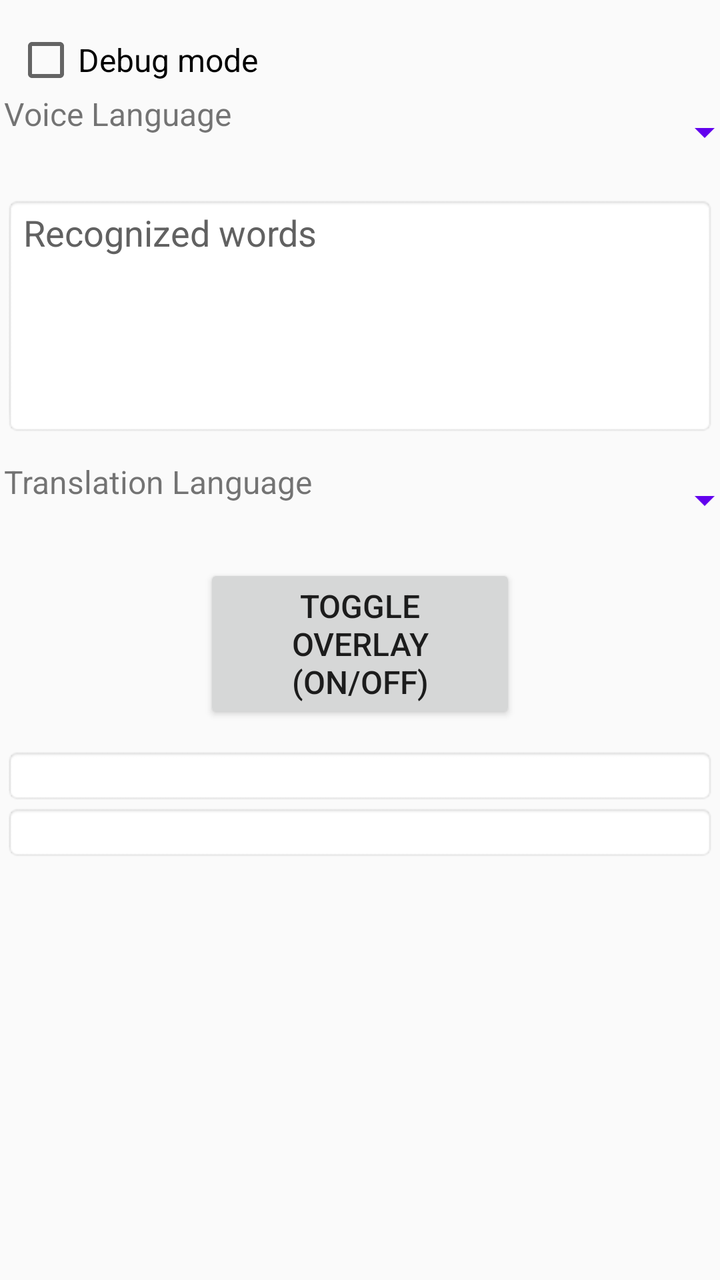
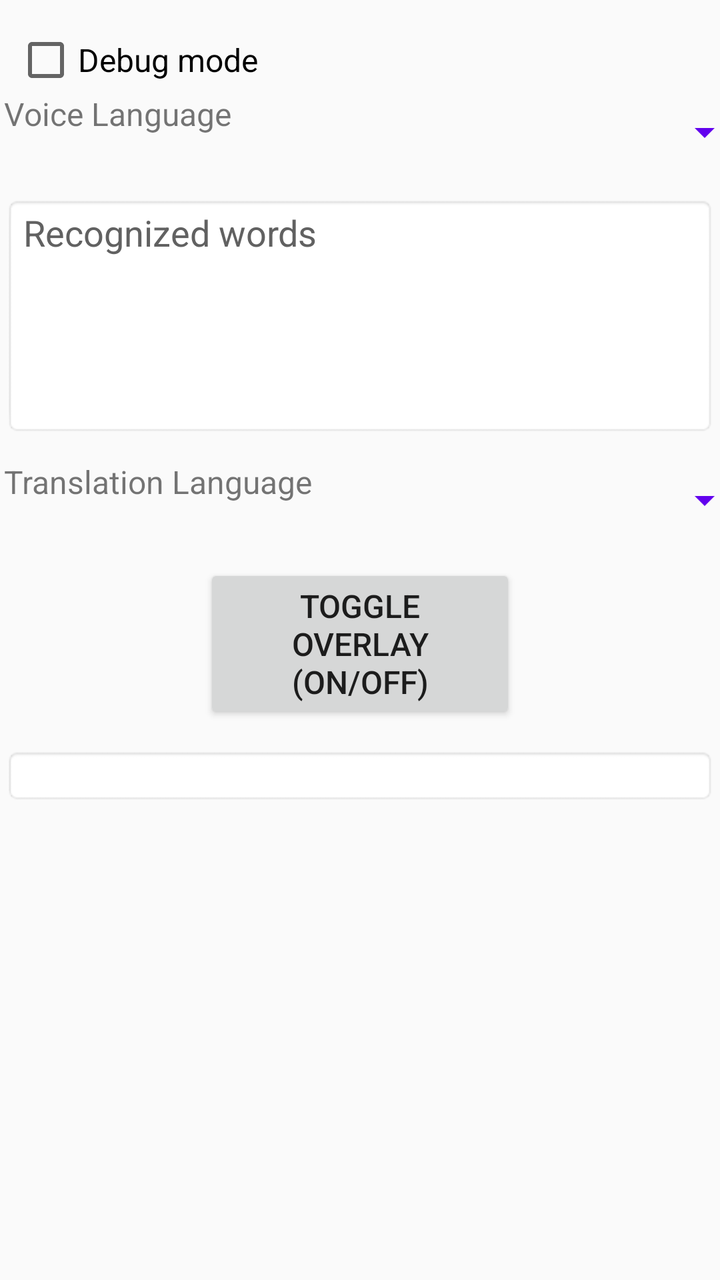

An Android layout rendered at two revisions. The XML below is the earlier revision; the diff shows what the commit changed to produce the second picture.
<!-- AndroidManifest.xml: application theme AppTheme -->
<!-- res/layout/activity_main.xml -->
<ScrollView xmlns:android="http://schemas.android.com/apk/res/android"
    xmlns:tools="http://schemas.android.com/tools"
    android:id="@+id/root"
    android:layout_width="fill_parent"
    android:layout_height="wrap_content"
    android:layout_marginLeft="5dp"
    android:layout_marginRight="5dp"
    android:layout_gravity="center_horizontal"
    android:orientation="vertical"
    android:padding="1dp"
    android:fillViewport="false"
    >
    <TableLayout
        android:layout_width="match_parent"
        android:layout_height="wrap_content"
        android:paddingLeft="1dp"
        android:paddingRight="1dp"
        android:paddingTop="1dp"
        android:paddingBottom="1dp"
        tools:context=".MainActivity"
        >
        <View
            android:layout_width="match_parent"
            android:layout_height="12sp"
            />
        <CheckBox
            android:id="@+id/checkbox_debug_mode"
            android:text="@string/debug_mode"
            android:minHeight="32dp"
            android:padding="0dp"
            android:gravity="start|center"
            android:textAlignment="gravity"
            android:textSize="16sp"
            android:layout_width="fill_parent"
            android:layout_height="wrap_content"
            android:layout_marginStart="5dp"
            android:layout_marginTop="0dp"
            android:layout_marginEnd="5dp"
            android:layout_marginBottom="0dp"
            android:checked="false"
            />
        <TableRow>
        <TextView
            android:id="@+id/textview_text1"
            android:textAlignment="gravity"
            android:gravity="start"
            android:layout_width="wrap_content"
            android:layout_height="40dp"
            android:textSize="16sp"
            android:text="@string/voice_language"
            />
        <Spinner
            android:id="@+id/spinner_src_languages"
            android:layout_width="210dp"
            android:layout_height="wrap_content"
            android:layout_marginStart="10dp"
            android:contentDescription="@string/spinner_src_languages"
            android:backgroundTint="@color/colorPrimary"
            android:gravity="center"
            android:minHeight="40dp"
            android:spinnerMode="dropdown"
            android:textAlignment="gravity"
            />
        </TableRow>
        <TextView
            android:id="@+id/textview_src"
            android:gravity="center"
            android:textAlignment="gravity"
            android:textSize="12sp"
            android:visibility="gone"            android:background="@android:drawable/editbox_background"
            android:layout_width="wrap_content"
            android:layout_height="wrap_content"
            />
        <Button
            android:id="@+id/button_delete_model"
            android:text="@string/delete_model"
            android:textSize="16sp"
            android:visibility="gone"
            android:layout_marginLeft="100dp"
            android:layout_marginRight="100dp"
            android:layout_height="wrap_content"
            android:layout_width="wrap_content"
            />
        <Button
            android:id="@+id/button_download_model"
            android:text="@string/download_model"
            android:textSize="16sp"
            android:visibility="gone"
            android:layout_marginLeft="100dp"
            android:layout_marginRight="100dp"
            android:layout_height="wrap_content"
            android:layout_width="wrap_content"
            />
        <Button
            android:id="@+id/button_cancel"
            android:text="Cancel"
            android:textSize="16sp"
            android:visibility="gone"
            android:layout_marginLeft="100dp"
            android:layout_marginRight="100dp"
            android:layout_height="wrap_content"
            android:layout_width="wrap_content"
            />
        <ProgressBar
            android:id="@+id/mProgressBar"
            android:max="100"
            style="?android:attr/progressBarStyleHorizontal"
            android:layout_width="wrap_content"
            android:layout_height="wrap_content"
            android:visibility="gone"
            />
        <TextView
            android:id="@+id/textview_model_URL"
            android:layout_width="wrap_content"
            android:layout_height="wrap_content"
            android:gravity="center"
            android:textAlignment="gravity"
            android:textSize="12sp"
            android:background="@android:drawable/editbox_background"
            android:visibility="gone"
            />
        <TextView
            android:id="@+id/textview_model_zip_file"
            android:layout_width="wrap_content"
            android:layout_height="wrap_content"
            android:gravity="center"
            android:textAlignment="gravity"
            android:textSize="12sp"
            android:background="@android:drawable/editbox_background"
            android:visibility="gone"
            />
        <TextView
            android:id="@+id/textview_server_response"
            android:layout_width="wrap_content"
            android:layout_height="wrap_content"
            android:gravity="center"
            android:textAlignment="gravity"
            android:textSize="12sp"
            android:background="@android:drawable/editbox_background"
            android:visibility="gone"
            />
        <TextView
            android:id="@+id/textview_file_size"
            android:layout_width="wrap_content"
            android:layout_height="wrap_content"
            android:gravity="center"
            android:textAlignment="gravity"
            android:textSize="12sp"
            android:background="@android:drawable/editbox_background"
            android:visibility="gone"
            />
        <TextView
            android:id="@+id/textview_bytes_downloaded"
            android:layout_width="wrap_content"
            android:layout_height="wrap_content"
            android:gravity="center"
            android:textAlignment="gravity"
            android:textSize="12sp"
            android:background="@android:drawable/editbox_background"
            android:visibility="gone"
            />
        <TextView
            android:id="@+id/textview_model_used_path"
            android:layout_width="wrap_content"
            android:layout_height="wrap_content"
            android:gravity="center"
            android:textAlignment="gravity"
            android:background="@android:drawable/editbox_background"
            android:textSize="12sp"
            android:visibility="gone"
            />
        <View
            android:layout_width="match_parent"
            android:layout_height="12sp"
            />
        <EditText
            android:id="@+id/voice_text"
            android:layout_width="match_parent"
            android:layout_height="120dp"
            android:autofillHints=""
            android:background="@android:drawable/editbox_background"
            android:gravity="start"
            android:focusable="false"
            android:focusableInTouchMode="true"
            android:hint="@string/recognized_words"
            android:maxLines="3"
            android:textSize="18sp"
            android:textAlignment="gravity"
            android:textColorHint="#616161"
            tools:ignore="LabelFor,TextFields"
            />
        <View
            android:layout_width="match_parent"
            android:layout_height="12sp"
            />
        <TableRow>
        <TextView
            android:id="@+id/textview_text2"
            android:layout_width="wrap_content"
            android:layout_height="40dp"
            android:gravity="start"
            android:text="@string/translation_language"
            android:textAlignment="gravity"
            android:textSize="16sp"
            />
        <Spinner
            android:id="@+id/spinner_dst_languages"
            android:layout_width="wrap_content"
            android:layout_height="wrap_content"
            android:layout_marginStart="10dp"
            android:contentDescription="@string/spinner_dst_languages"
            android:backgroundTint="@color/colorPrimary"
            android:gravity="center"
            android:minHeight="40dp"
            android:spinnerMode="dropdown"
            android:textAlignment="gravity"
            />
        </TableRow>
        <TextView
            android:id="@+id/textview_dst"
            android:textAlignment="gravity"
            android:gravity="center"
            android:layout_width="wrap_content"
            android:layout_height="wrap_content"
            android:textSize="12sp"
            android:visibility="gone"
            android:background="@android:drawable/editbox_background"
            />
        <View
            android:layout_width="match_parent"
            android:layout_height="12sp"
            />
        <Button
            android:id="@+id/button_toggle_overlay"
            android:text="@string/toggle_overlay"
            android:textSize="16sp"
            android:layout_marginLeft="100dp"
            android:layout_marginRight="100dp"
            android:layout_height="wrap_content"
            android:layout_width="wrap_content"
            />
        <View
            android:layout_width="match_parent"
            android:layout_height="12sp"
            />
        <TextView
            android:id="@+id/textview_recognizing"
            android:textAlignment="gravity"
            android:gravity="center"
            android:layout_width="wrap_content"
            android:layout_height="wrap_content"
            android:text=""
            android:textSize="12sp"
            android:visibility="gone"
            android:background="@android:drawable/editbox_background"
            />
        <TextView
            android:id="@+id/textview_overlaying"
            android:textAlignment="gravity"
            android:gravity="center"
            android:layout_width="wrap_content"
            android:layout_height="wrap_content"
            android:textSize="12sp"
            android:visibility="gone"
            android:background="@android:drawable/editbox_background"
            />
        <TextView
            android:id="@+id/textview_output_messages"
            android:layout_width="wrap_content"
            android:layout_height="wrap_content"
            android:textSize="12sp"
            android:layout_gravity="center"
            android:gravity="center"
            android:scrollbars="vertical"
            android:background="@android:drawable/editbox_background"
            android:textAppearance="?android:attr/textAppearanceMedium"
            />
        <TextView
            android:id="@+id/textview_mlkit_status"
            android:layout_width="wrap_content"
            android:layout_height="wrap_content"
            android:textSize="12sp"
            android:layout_gravity="center"
            android:gravity="center"
            android:scrollbars="vertical"
            android:background="@android:drawable/editbox_background"
            android:textAppearance="?android:attr/textAppearanceMedium"
            />
    </TableLayout>
</ScrollView>
<!-- resources referenced by this layout -->
<resources>
  <color name="colorPrimary">#6200EE</color>
  <string name="debug_mode">Debug mode</string>
  <string name="delete_model">Delete Model</string>
  <string name="download_model">Download Model</string>
  <string name="recognized_words">Recognized words</string>
  <string name="spinner_dst_languages">spinner_dst_languages</string>
  <string name="spinner_src_languages">spinner_src_languages</string>
  <string name="toggle_overlay">Toggle Overlay\n(ON/OFF)</string>
  <string name="translation_language">Translation Language</string>
  <string name="voice_language">Voice Language</string>
  <style name="AppTheme" parent="Theme.AppCompat.Light.DarkActionBar">
          
          <item name="colorPrimary">@color/colorPrimary</item>
          <item name="colorPrimaryDark">@color/colorPrimaryDark</item>
          <item name="colorAccent">@color/colorAccent</item>
      </style>
  <color name="colorPrimaryDark">#3700B3</color>
  <color name="colorAccent">#03DAC5</color>
</resources>

<!-- the commit's change to res/layout/activity_main.xml (unified diff, before → after) -->
@@ -280,6 +280,7 @@
             android:layout_width="wrap_content"
             android:layout_height="wrap_content"
             android:textSize="12sp"
+            android:visibility="gone"
             android:layout_gravity="center"
             android:gravity="center"
             android:scrollbars="vertical"
